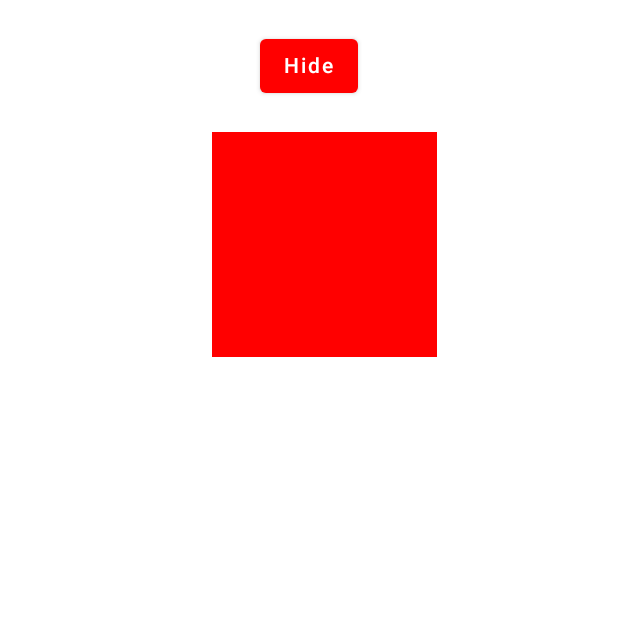
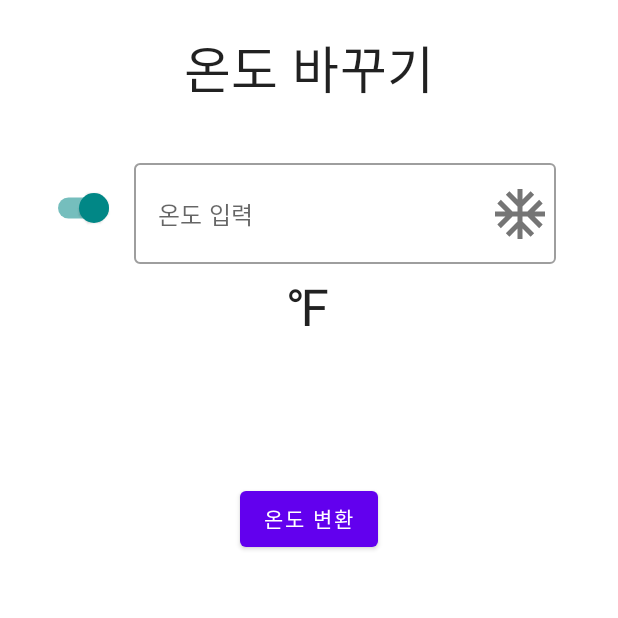
Before and after one commit to ask0908/CoreJetpackComposeBookCode, an Android app built with Jetpack Compose: the screen it shows after launch (AnimateVisibilityActivity before the commit, ViewModelActivity after it), on a phone screen of 412 x 824 dp, the top half of it. Run offline under Robolectric (Android 15) with nearby library versions, the phone set to English and light mode, and no system bars; our stand-ins replace livedata-compose.

Commit message:
41장
뷰모델 연습2

```diff
--- a/app/src/main/java/com/example/composebookexample/ViewModelActivity.kt
+++ b/app/src/main/java/com/example/composebookexample/ViewModelActivity.kt
@@ -3,23 +3,22 @@ package com.example.composebookexample
 import android.os.Bundle
 import androidx.activity.ComponentActivity
 import androidx.activity.compose.setContent
-import androidx.compose.foundation.layout.Column
-import androidx.compose.foundation.layout.fillMaxSize
-import androidx.compose.foundation.layout.fillMaxWidth
-import androidx.compose.foundation.layout.padding
-import androidx.compose.material.Button
-import androidx.compose.material.MaterialTheme
-import androidx.compose.material.Surface
-import androidx.compose.material.Text
-import androidx.compose.runtime.Composable
-import androidx.compose.runtime.getValue
+import androidx.compose.animation.Crossfade
+import androidx.compose.animation.core.tween
+import androidx.compose.foundation.layout.*
+import androidx.compose.foundation.text.KeyboardOptions
+import androidx.compose.material.*
+import androidx.compose.runtime.*
 import androidx.compose.runtime.livedata.observeAsState
-import androidx.compose.runtime.mutableStateOf
-import androidx.compose.runtime.setValue
 import androidx.compose.ui.Alignment
 import androidx.compose.ui.Modifier
+import androidx.compose.ui.res.painterResource
+import androidx.compose.ui.text.TextStyle
+import androidx.compose.ui.text.font.FontWeight
+import androidx.compose.ui.text.input.KeyboardType
 import androidx.compose.ui.tooling.preview.Preview
 import androidx.compose.ui.unit.dp
+import androidx.compose.ui.unit.sp
 import androidx.lifecycle.MutableLiveData
 import androidx.lifecycle.ViewModel
 import androidx.lifecycle.viewmodel.compose.viewModel
@@ -34,48 +33,114 @@ class ViewModelActivity : ComponentActivity() {
                     modifier = Modifier.fillMaxSize(),
                     color = MaterialTheme.colors.background
                 ) {
-                    TopLevel()
+                    ScreenSetup()
                 }
             }
         }
     }
 }
 
-class MyViewModel: ViewModel() {
-    var customerName: MutableLiveData<String> = MutableLiveData("")
+@Composable
+fun ScreenSetup(viewModel: DemoViewModel = DemoViewModel()) {
+    MainScreen7(
+        isFahrenheit = viewModel.isFahrenheit,
+        result = viewModel.result,
+        convertTemp = { viewModel.convertTemp(it) },
+        switchChange = { viewModel.switchChange() }
+    )
+}
 
-    fun setName(name: String) {
-        customerName.value = name
+@Composable
+fun MainScreen7(
+    isFahrenheit: Boolean,
+    result: String,
+    convertTemp: (String) -> Unit,
+    switchChange: () -> Unit
+) {
+    Column(
+        horizontalAlignment = Alignment.CenterHorizontally,
+        modifier = Modifier.fillMaxSize()
+    ) {
+        var textState by remember { mutableStateOf("") }
+        val onTextChange = { text: String ->
+            textState = text
+        }
+
+        Text(
+            modifier = Modifier.padding(20.dp),
+            text = "온도 바꾸기",
+            style = MaterialTheme.typography.h4
+        )
+        InputRow(
+            isFahrenheit = isFahrenheit,
+            textState = textState,
+            switchChange = switchChange,
+            onTextChange = onTextChange
+        )
+        Text(
+            modifier = Modifier.padding(20.dp),
+            text = result,
+            style = MaterialTheme.typography.h3
+        )
+
+        Button(onClick = { convertTemp(textState) }) {
+            Text("온도 변환")
+        }
     }
 }
 
 @Composable
-fun TopLevel(model: MyViewModel = MyViewModel()) {
-    val customerName: String by model.customerName.observeAsState("")
-}
+fun InputRow(
+    isFahrenheit: Boolean,
+    textState: String,
+    switchChange: () -> Unit,
+    onTextChange: (String) -> Unit
+) {
+    Row(verticalAlignment = Alignment.CenterVertically) {
+        Switch(checked = isFahrenheit, onCheckedChange = { switchChange() })
+        OutlinedTextField(
+            value = textState,
+            onValueChange = { onTextChange(it) },
+            keyboardOptions = KeyboardOptions(
+                keyboardType = KeyboardType.Number
+            ),
+            singleLine = true,
+            label = { Text("온도 입력") },
+            modifier = Modifier.padding(10.dp),
+            textStyle = TextStyle(
+                fontWeight = FontWeight.Bold,
+                fontSize = 30.sp
+            ),
+            trailingIcon = {
+                Icon(
+                    painter = painterResource(id = R.drawable.baseline_ac_unit_24),
+                    contentDescription = "frost",
+                    modifier = Modifier.size(40.dp)
+                )
+            }
+        )
+    }
 
-@Composable
-fun MainScreen7(
-    count: Int,
-    addCount: () -> Unit = {}
-) {
-    Column(
-        horizontalAlignment = Alignment.CenterHorizontally,
-        modifier = Modifier.fillMaxWidth()
-    ) {
-        Text(
-            modifier = Modifier.padding(10.dp),
-            text = "Total customers = $count"
-        )
-        Button(onClick = addCount) {
-            Text("Add a customer")
+    Crossfade(
+        targetState = isFahrenheit,
+        animationSpec = tween(2000)
+    ) { visible ->
+        when (visible) {
+            true -> Text("\u2109", style = MaterialTheme.typography.h4)
+            false -> Text("\u2103", style = MaterialTheme.typography.h4)
         }
     }
 }
 
-@Preview(showBackground = true)
+@Preview(showBackground = true, showSystemUi = true)
 @Composable
-fun DefaultPreview14() {
+fun DefaultPreview14(model: DemoViewModel = DemoViewModel()) {
     ComposeBookExampleTheme {
+        MainScreen7(
+            isFahrenheit = model.isFahrenheit,
+            result = model.result,
+            convertTemp = { model.convertTemp(it) },
+            switchChange = { model.switchChange() }
+        )
     }
 }
--- /dev/null
+++ b/app/src/main/res/drawable/baseline_ac_unit_24.xml
@@ -0,0 +1,10 @@
+<vector xmlns:android="http://schemas.android.com/apk/res/android"
+    android:width="24dp"
+    android:height="24dp"
+    android:tint="@color/purple_700"
+    android:viewportWidth="24"
+    android:viewportHeight="24">
+    <path
+        android:fillColor="@android:color/white"
+        android:pathData="M22,11h-4.17l3.24,-3.24 -1.41,-1.42L15,11h-2V9l4.66,-4.66 -1.42,-1.41L13,6.17V2h-2v4.17L7.76,2.93 6.34,4.34 11,9v2H9L4.34,6.34 2.93,7.76 6.17,11H2v2h4.17l-3.24,3.24 1.41,1.42L9,13h2v2l-4.66,4.66 1.42,1.41L11,17.83V22h2v-4.17l3.24,3.24 1.42,-1.41L13,15v-2h2l4.66,4.66 1.41,-1.42L17.83,13H22z" />
+</vector>
```
Also changed, not shown: app/src/main/AndroidManifest.xml (+12 -6 lines), app/src/main/java/com/example/composebookexample/DemoViewModel.kt (added, +30 -0 lines).
